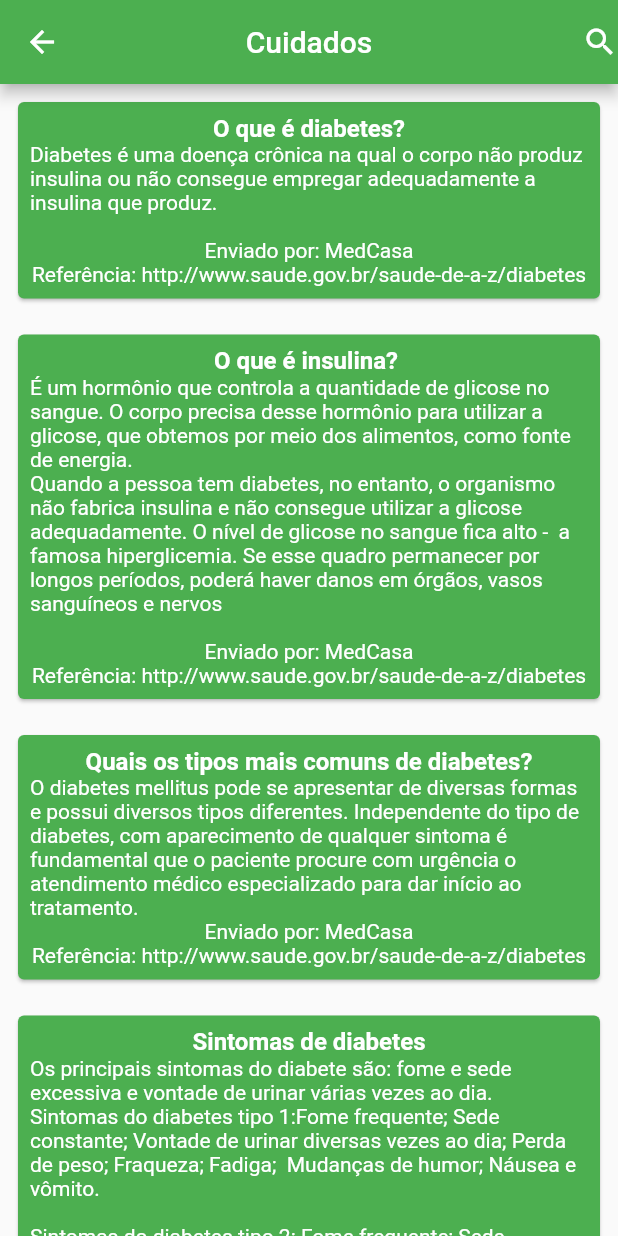
After one commit to adilsonl/hacka_for_live_app, a Flutter app: the MainPage screen opened directly, after a tap on "Cuidados", on a phone screen of 412 x 824 dp. The commit adds this screen. Run offline on Flutter 3.47's test engine with Material 2 defaults, Android fonts, the phone set to English and light mode, and no system bars; our stand-ins replace cloud_firestore, file_picker, firebase_auth, firebase_storage, flutter_custom_clippers, get; missing offline and left inert: bezier_chart; accounts and stored records are empty.

Commit message:
final app

```diff
--- a/lib/main.dart
+++ b/lib/main.dart
@@ -14,6 +14,7 @@ class MyApp extends StatelessWidget {
   Widget build(BuildContext context) {
     return GetMaterialApp(
       title: 'Flutter Demo',
+      debugShowCheckedModeBanner: false,
       theme: ThemeData(
         primarySwatch: Colors.blue,
         visualDensity: VisualDensity.adaptivePlatformDensity,
--- /dev/null
+++ b/lib/view/cuidado/cuidados.dart
@@ -0,0 +1,41 @@
+import 'package:flutter/cupertino.dart';
+import 'package:flutter/material.dart';
+import 'package:get/get.dart';
+import 'package:hacka_for_life/view/cuidado/cuidados_widgets.dart';
+
+class CuidadoPage extends GetWidget {
+  @override
+  Widget build(BuildContext context) {
+    return SafeArea(
+        child: Scaffold(
+      appBar: AppBar(
+        title: Text("Cuidados"),
+        centerTitle: true,
+        backgroundColor: Colors.green,
+         actions: [
+              Icon(Icons.search)
+            ],
+      ),
+      body: SingleChildScrollView(
+        child: Column(
+          children: [
+            cardCuidado("O que é diabetes?",
+                "Diabetes é uma doença crônica na qual o corpo não produz insulina ou não consegue empregar adequadamente a insulina que produz.\n"),
+            cardCuidado("O que é insulina? ",
+                '''É um hormônio que controla a quantidade de glicose no sangue. O corpo precisa desse hormônio para utilizar a glicose, que obtemos por meio dos alimentos, como fonte de energia.
+Quando a pessoa tem diabetes, no entanto, o organismo não fabrica insulina e não consegue utilizar a glicose adequadamente. O nível de glicose no sangue fica alto -  a famosa hiperglicemia. Se esse quadro permanecer por longos períodos, poderá haver danos em órgãos, vasos sanguíneos e nervos
+'''),
+            cardCuidado('Quais os tipos mais comuns de diabetes?',
+                '''O diabetes mellitus pode se apresentar de diversas formas e possui diversos tipos diferentes. Independente do tipo de diabetes, com aparecimento de qualquer sintoma é fundamental que o paciente procure com urgência o atendimento médico especializado para dar início ao tratamento.'''),
+            cardCuidado("Sintomas de diabetes",
+                '''Os principais sintomas do diabete são: fome e sede excessiva e vontade de urinar várias vezes ao dia.
+Sintomas do diabetes tipo 1:Fome frequente; Sede constante; Vontade de urinar diversas vezes ao dia; Perda de peso; Fraqueza; Fadiga;  Mudanças de humor; Náusea e vômito.
+
+Sintomas do diabetes tipo 2: Fome frequente; Sede constante;  Formigamento nos pés e mãos; Vontade de urinar diversas vezes;  Infecções frequentes na bexiga, rins, pele e infecções de pele;  Feridas que demoram para cicatrizar; Visão embaçada.
+''')
+          ],
+        ),
+      ),
+    ));
+  }
+}
--- /dev/null
+++ b/lib/view/cuidado/cuidados_widgets.dart
@@ -0,0 +1,37 @@
+import 'package:flutter/cupertino.dart';
+import 'package:flutter/material.dart';
+
+Widget cardCuidado(String title, String body) {
+  return Padding(
+    padding: EdgeInsets.all(8),
+    child: Card(
+      color: Colors.green,
+      child: Padding(
+          padding: EdgeInsets.all(8),
+          child: Column(
+            mainAxisAlignment: MainAxisAlignment.spaceBetween,
+            children: [
+              Text(
+                title,
+                style: TextStyle(
+                    color: Colors.white,
+                    fontSize: 16,
+                    fontWeight: FontWeight.bold),
+              ),
+              Text(
+                body,
+                style: TextStyle(color: Colors.white),
+              ),
+              Text(
+                "Enviado por: MedCasa",
+                style: TextStyle(color: Colors.white),
+              ),
+              Text(
+                "Referência: http://www.saude.gov.br/saude-de-a-z/diabetes",
+                style: TextStyle(color: Colors.white),
+              ),
+            ],
+          )),
+    ),
+  );
+}
--- a/lib/view/exame/exame.dart
+++ b/lib/view/exame/exame.dart
@@ -12,6 +12,7 @@ class ExamePage extends GetWidget{
         title: Text("Exames"),
         centerTitle: true,
         backgroundColor: Colors.green,
+
       ),
       body: Center(
         child: Column(
--- a/lib/view/forms/forms.dart
+++ b/lib/view/forms/forms.dart
@@ -26,6 +26,9 @@ class _FormsState extends State<Forms> {
             title: Text("Formularios"),
             centerTitle: true,
             backgroundColor: Colors.green,
+            actions: [
+              Icon(Icons.search)
+            ],
           ),
           body: ListView.builder(
             itemCount: widget.lista.length,
--- a/lib/view/hist/historicoList.dart
+++ b/lib/view/hist/historicoList.dart
@@ -12,6 +12,9 @@ class HistoricoList extends GetWidget{
           title: Text("Resultados"),
           centerTitle: true,
           backgroundColor: Colors.green,
+           actions: [
+              Icon(Icons.search)
+            ],
         ),
         body: Column(
           children: [
--- a/lib/view/mainPage/mainPage_widgets.dart
+++ b/lib/view/mainPage/mainPage_widgets.dart
@@ -2,8 +2,10 @@ import 'package:flutter/material.dart';
 import 'package:get/get.dart';
 import 'package:hacka_for_life/model/formulario.dart';
 import 'package:hacka_for_life/services/FormServices.dart';
+import 'package:hacka_for_life/view/cuidado/cuidados.dart';
 import 'package:hacka_for_life/view/forms/forms.dart';
 import 'package:hacka_for_life/view/hist/historicoList.dart';
+import 'package:hacka_for_life/view/receitas/receita.dart';
 
 Widget cardExame(BuildContext context) {
   return GestureDetector(
@@ -50,7 +52,8 @@ Widget cardHist(BuildContext context) {
 }
 
 Widget cardReceita(BuildContext context) {
-  return Card(
+  return GestureDetector(
+    child: Card(
     color: Colors.green,
     child: Column(
       mainAxisAlignment: MainAxisAlignment.center,
@@ -63,6 +66,10 @@ Widget cardReceita(BuildContext context) {
         Text("Receitas",style: TextStyle(color:Colors.white))
       ],
     ),
+  ),
+  onTap: (){
+    Get.to(ReceitaPage());
+  },
   );
 }
 
@@ -107,7 +114,9 @@ Widget cardForm(BuildContext context) {
 }
 
 Widget cardDicas(BuildContext context) {
-  return Card(
+  return GestureDetector(
+    child: GestureDetector(
+      child:  Card(
     color: Colors.green,
     child: Column(
       mainAxisAlignment: MainAxisAlignment.center,
@@ -120,5 +129,10 @@ Widget cardDicas(BuildContext context) {
         Text("Cuidados",style: TextStyle(color:Colors.white))
       ],
     ),
+  ),
+  onTap: (){
+    Get.to(CuidadoPage());
+  },
+    ),
   );
 }
```
Also changed, not shown: lib/view/receitas/receita.dart (added, +32 -0 lines), lib/view/receitas/receita_widgets.dart (added, +25 -0 lines).
